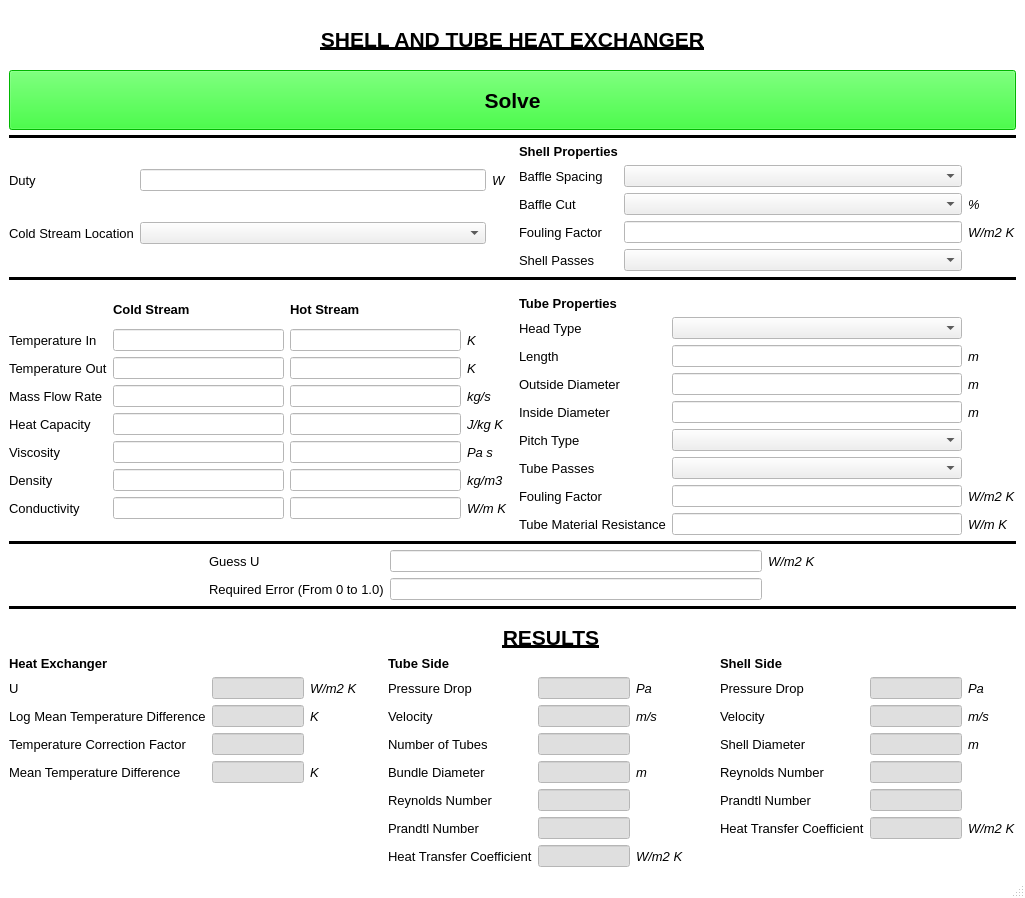
Old version of the form Modules/GUI/gui.ui in the repository Roy-Oliver/Heat_Exchanger.
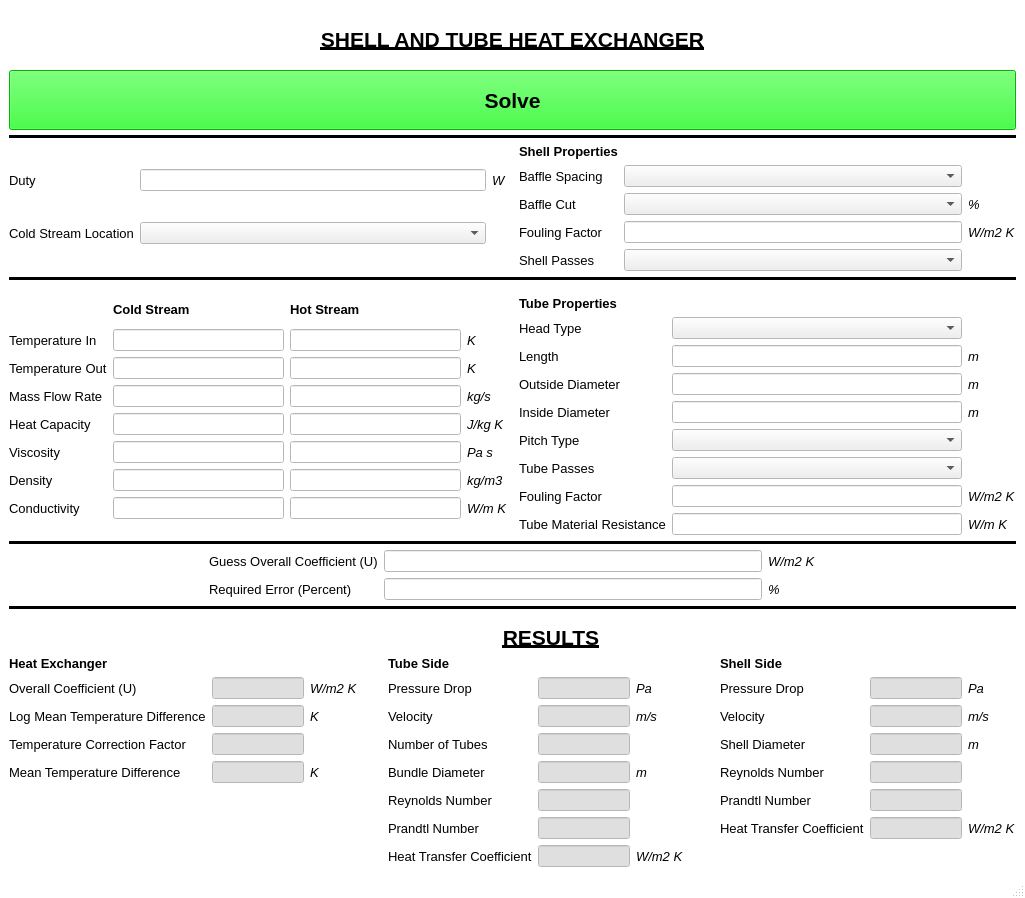
New version of the form.

Commit message: reverted iteration method to manual instead of newton

What changed in the file:
```diff
--- a/Modules/GUI/gui.ui
+++ b/Modules/GUI/gui.ui
@@ -4706,7 +4706,7 @@
            </font>
           </property>
           <property name="text">
-           <string>U</string>
+           <string>Overall Coefficient (U)</string>
           </property>
          </widget>
         </item>
@@ -5706,7 +5706,7 @@
            </font>
           </property>
           <property name="text">
-           <string>Guess U</string>
+           <string>Guess Overall Coefficient (U)</string>
           </property>
          </widget>
         </item>
@@ -5759,13 +5759,27 @@
            </font>
           </property>
           <property name="text">
-           <string>Required Error (From 0 to 1.0)</string>
+           <string>Required Error (Percent)</string>
           </property>
          </widget>
         </item>
         <item row="1" column="1">
          <widget class="QLineEdit" name="error_line"/>
         </item>
+        <item row="1" column="2">
+         <widget class="QLabel" name="label_16">
+          <property name="font">
+           <font>
+            <family>Arial</family>
+            <pointsize>10</pointsize>
+            <italic>true</italic>
+           </font>
+          </property>
+          <property name="text">
+           <string>%</string>
+          </property>
+         </widget>
+        </item>
        </layout>
       </item>
      </layout>
```
The commit also changes 2 other files.
